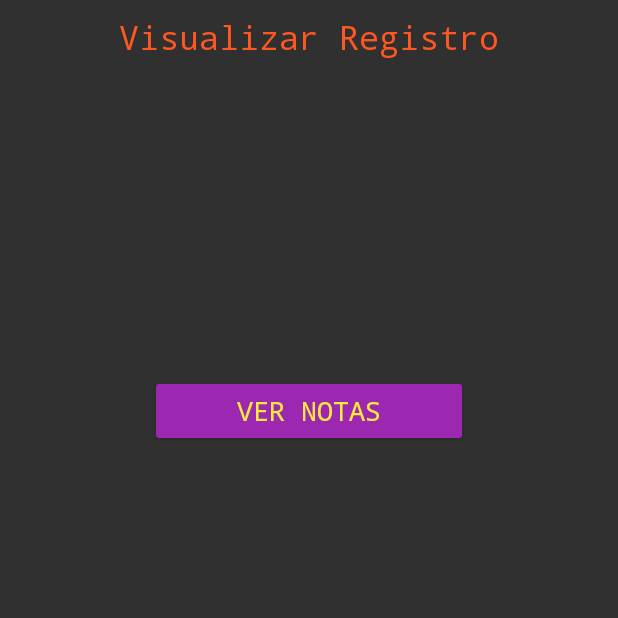
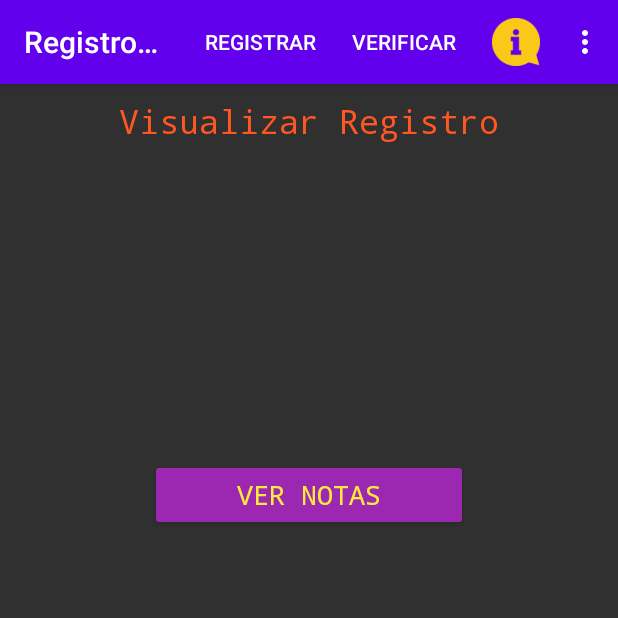
Before and after one commit to jlopezsa/RegistroNotas, an Android app: the screen it shows after launch (VerificarActivity), after a tap on "VERIFICAR", on a phone screen of 412 x 824 dp, the top half of it. Run offline under Robolectric (Android 15) with nearby library versions, the phone set to English and light mode, and no system bars.

Commit message:
Action bar con transiciones

```diff
--- a/app/src/main/AndroidManifest.xml
+++ b/app/src/main/AndroidManifest.xml
@@ -19,8 +19,9 @@
             </intent-filter>
         </activity>
 
-        <activity android:name=".RegistrarActivity" />
+        <activity android:name=".RegistrarActivity"/>
         <activity android:name=".VerificarActivity" />
+        <activity android:name=".AyudaActivity" />
 
     </application>
 
--- a/app/src/main/java/com/example/registronotas/MainActivity.java
+++ b/app/src/main/java/com/example/registronotas/MainActivity.java
@@ -5,6 +5,8 @@ import androidx.appcompat.app.AppCompatActivity;
 import android.content.Intent;
 import android.os.Bundle;
 import android.util.Log;
+import android.view.Menu;
+import android.view.MenuItem;
 import android.view.View;
 import android.widget.Button;
 
@@ -12,6 +14,7 @@ public class MainActivity extends AppCompatActivity {
 
     private Button boton_registrar;
     private Button boton_verificar;
+    private Button boton_ayuda;
     private Materia materia_reg = null;
 
     @Override
@@ -21,6 +24,7 @@ public class MainActivity extends AppCompatActivity {
 
         boton_registrar = (Button) findViewById(R.id.btn_registrar);
         boton_verificar = (Button) findViewById(R.id.btn_verificar);
+        boton_ayuda = (Button) findViewById(R.id.btn_ayuda);
 
         // Recibiendo el objeto desde otra actividad
         Bundle objeto_rx = getIntent().getExtras();
@@ -41,6 +45,36 @@ public class MainActivity extends AppCompatActivity {
                 lanzarVerificar(null);
             }
         });
+
+        boton_ayuda.setOnClickListener(new View.OnClickListener() {
+            @Override
+            public void onClick(View view) {
+                lanzarAyuda(null);
+            }
+        });
+    }
+
+    @Override
+    public boolean onCreateOptionsMenu(Menu menu){
+        getMenuInflater().inflate(R.menu.menu_main, menu);
+        return true;
+    }
+    @Override
+    public boolean onOptionsItemSelected(MenuItem item){
+        int id = item.getItemId();
+        if(id == R.id.actionbar_registrar){
+            lanzarRegistrar(null);
+            return true;
+        }
+        if(id == R.id.actionbar_verificar){
+            lanzarVerificar(null);
+            return true;
+        }
+        if(id == R.id.actionbar_ayuda){
+            lanzarAyuda(null);
+            return true;
+        }
+        return super.onOptionsItemSelected(item);
     }
 
     public void lanzarRegistrar(View view){
@@ -52,8 +86,12 @@ public class MainActivity extends AppCompatActivity {
         Intent i = new Intent(this,VerificarActivity.class);
         // Enviando un objeto para otra actividad
             Bundle bundle = new Bundle();
-            bundle.putSerializable("MATERIA_VERIFICAR", materia_reg);
+            bundle.putSerializable("MATERIA", materia_reg);
             i.putExtras(bundle);
         startActivity(i);
     }
+    public void lanzarAyuda(View view){
+        Intent i = new Intent(this,AyudaActivity.class);
+        startActivity(i);
+    }
 }
--- a/app/src/main/java/com/example/registronotas/VerificarActivity.java
+++ b/app/src/main/java/com/example/registronotas/VerificarActivity.java
@@ -1,16 +1,24 @@
 package com.example.registronotas;
 
 import android.app.Activity;
+import android.content.Intent;
 import android.os.Bundle;
 import android.util.Log;
+import android.view.Menu;
+import android.view.MenuItem;
 import android.view.View;
 import android.widget.Button;
 import android.widget.EditText;
 import android.widget.TextView;
 
+import androidx.appcompat.app.AppCompatActivity;
 import androidx.recyclerview.widget.RecyclerView;
 
-public class VerificarActivity extends Activity {
+import java.text.SimpleDateFormat;
+import java.util.Calendar;
+import java.util.TimeZone;
+
+public class VerificarActivity extends AppCompatActivity {
 
     private TextView muestra_resultado;
     private Button boton_ver_datos;
@@ -28,7 +36,7 @@ public class VerificarActivity extends Activity {
         // Recibiendo objeto desde Main
         Bundle objeto_rx_of_main = getIntent().getExtras();
         if(objeto_rx_of_main!=null){
-            materia_reg = (Materia) objeto_rx_of_main.getSerializable("MATERIA_VERIFICAR");
+            materia_reg = (Materia) objeto_rx_of_main.getSerializable("MATERIA");
         }
 
         boton_ver_datos.setOnClickListener(new View.OnClickListener() {
@@ -42,9 +50,50 @@ public class VerificarActivity extends Activity {
                 }
                 else{
                     muestra_resultado.setText("Alumnos no registrados \n");
-                    muestra_resultado.append("Intente de nuevo");
+                    muestra_resultado.append("Intente de nuevo \n");
+
+                    //String timeStamp = new SimpleDateFormat("yyyy/MM/dd HH:mm:ss").format(Calendar.getInstance().getTime());
+                    //muestra_resultado.append(timeStamp);
+
+                    SimpleDateFormat formatoHoraFecha = new SimpleDateFormat("yyyy/MM/dd HH:mm:ss");
+                    formatoHoraFecha.setTimeZone(TimeZone.getTimeZone("GMT-5"));
+                    String timeStamp = formatoHoraFecha.format(Calendar.getInstance().getTime());
+                    muestra_resultado.append(timeStamp);
+
+
+                    //String currentDateTimeString = DateFormat.getDateTimeInstance().format(new Date());
+                    //muestra_resultado.append(currentDateTimeString);
                 }
             }
         });
     }
+
+    @Override
+    public boolean onCreateOptionsMenu(Menu menu){
+        getMenuInflater().inflate(R.menu.menu_main, menu);
+        return true;
+    }
+    @Override
+    public boolean onOptionsItemSelected(MenuItem item){
+        int id = item.getItemId();
+        if(id == R.id.actionbar_registrar){
+            lanzarRegistrar(null);
+            return true;
+        }
+        if(id == R.id.actionbar_ayuda){
+            lanzarAyuda(null);
+            return true;
+        }
+        return super.onOptionsItemSelected(item);
+    }
+
+    public void lanzarRegistrar(View view){
+        Intent i = new Intent(this,RegistrarActivity.class);
+        startActivity(i);
+    }
+    public void lanzarAyuda(View view){
+        Intent i = new Intent(this,AyudaActivity.class);
+        startActivity(i);
+    }
+
 }
--- /dev/null
+++ b/app/src/main/res/menu/menu_main.xml
@@ -0,0 +1,39 @@
+<?xml version="1.0" encoding="utf-8"?>
+<menu
+    xmlns:android="http://schemas.android.com/apk/res/android"
+    xmlns:app="http://schemas.android.com/apk/res-auto"
+    xmlns:tools="http://schemas.android.com/tools"
+    tools:context=".MainActivity">
+    <item
+        android:id="@+id/actionbar_registrar"
+        android:title="Registrar"
+        android:orderInCategory="1"
+        app:showAsAction="always"/>
+    <item
+        android:id="@+id/actionbar_verificar"
+        android:title="Verificar"
+        android:orderInCategory="2"
+        app:showAsAction="always"/>
+    <item
+        android:id="@+id/actionbar_ayuda"
+        android:title="Ayuda"
+        android:icon="@drawable/information_icon_72px"
+        android:orderInCategory="3"
+        app:showAsAction="always"/>
+    <item
+        android:id="@+id/actionbar_otros1"
+        android:title="Otros 1"
+        android:orderInCategory="4"
+        app:showAsAction="ifRoom"/>
+    <item
+        android:id="@+id/actionbar_otors2"
+        android:title="Otros 2"
+        android:orderInCategory="5"
+        app:showAsAction="ifRoom"/>
+    <item
+        android:id="@+id/actionbar_otros3"
+        android:title="Otros 3"
+        android:orderInCategory="6"
+        app:showAsAction="ifRoom"/>
+
+</menu>
```
Also changed, not shown: app/src/main/java/com/example/registronotas/AyudaActivity.java (added, +64 -0 lines), app/src/main/java/com/example/registronotas/RegistrarActivity.java (+67 -4 lines), app/src/main/res/layout/activity_ayuda.xml (added, +31 -0 lines), app/src/main/res/drawable/information_icon_72px.png (added).
